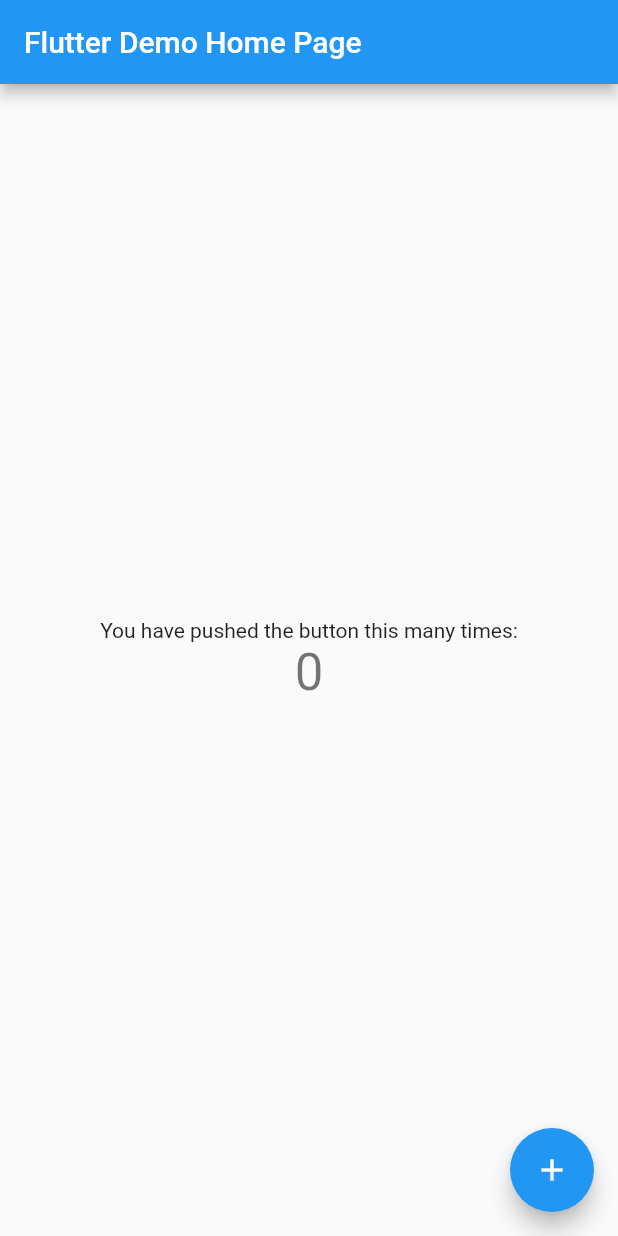
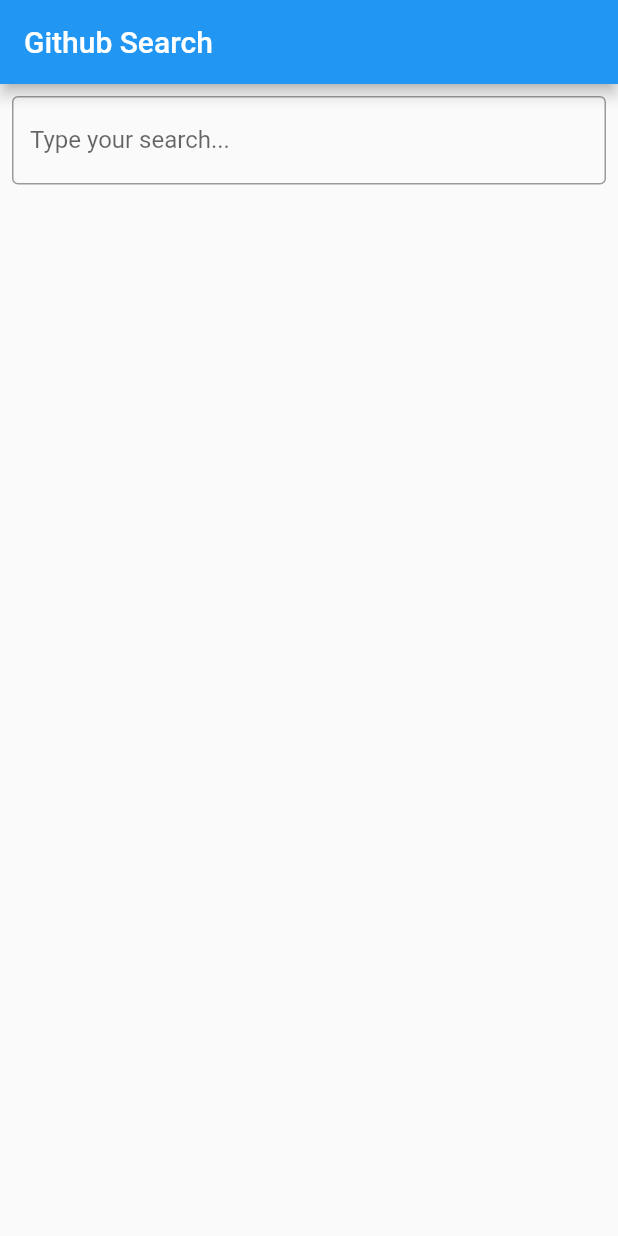
Before and after one commit to eliasciceros/github_user_searcher, a Flutter app: the screen it shows after launch, on a phone screen of 412 x 824 dp. Run offline on Flutter 3.47's test engine with Material 2 defaults, Android fonts, the light colour scheme and no system bars; our stand-ins replace bloc, dartz, dio, flutter_modular.

Commit message:
Dependency Injection and initiate Presenter layer

```diff
--- /dev/null
+++ b/lib/app_widget.dart
@@ -0,0 +1,20 @@
+import 'package:flutter/material.dart';
+import 'package:flutter_modular/flutter_modular.dart';
+
+class AppWidget extends StatelessWidget {
+  const AppWidget({Key? key}) : super(key: key);
+
+  // This widget is the root of the application.
+  @override
+  Widget build(BuildContext context) {
+    return MaterialApp(
+      title: 'Flutter Demo',
+      theme: ThemeData(
+        primarySwatch: Colors.blue,
+        visualDensity: VisualDensity.adaptivePlatformDensity,
+      ),
+      home: Container(),
+      debugShowCheckedModeBanner: false,
+    ).modular();
+  }
+}
--- a/lib/main.dart
+++ b/lib/main.dart
@@ -1,115 +1,8 @@
 import 'package:flutter/material.dart';
+import 'package:flutter_modular/flutter_modular.dart';
+import 'app_module.dart';
+import 'app_widget.dart';
 
 void main() {
-  runApp(const MyApp());
+  runApp(ModularApp(module: AppModule(), child: const AppWidget()));
 }
-
-class MyApp extends StatelessWidget {
-  const MyApp({Key? key}) : super(key: key);
-
-  // This widget is the root of your application.
-  @override
-  Widget build(BuildContext context) {
-    return MaterialApp(
-      title: 'Flutter Demo',
-      theme: ThemeData(
-        // This is the theme of your application.
-        //
-        // Try running your application with "flutter run". You'll see the
-        // application has a blue toolbar. Then, without quitting the app, try
-        // changing the primarySwatch below to Colors.green and then invoke
-        // "hot reload" (press "r" in the console where you ran "flutter run",
-        // or simply save your changes to "hot reload" in a Flutter IDE).
-        // Notice that the counter didn't reset back to zero; the application
-        // is not restarted.
-        primarySwatch: Colors.blue,
-      ),
-      home: const MyHomePage(title: 'Flutter Demo Home Page'),
-    );
-  }
-}
-
-class MyHomePage extends StatefulWidget {
-  const MyHomePage({Key? key, required this.title}) : super(key: key);
-
-  // This widget is the home page of your application. It is stateful, meaning
-  // that it has a State object (defined below) that contains fields that affect
-  // how it looks.
-
-  // This class is the configuration for the state. It holds the values (in this
-  // case the title) provided by the parent (in this case the App widget) and
-  // used by the build method of the State. Fields in a Widget subclass are
-  // always marked "final".
-
-  final String title;
-
-  @override
-  State<MyHomePage> createState() => _MyHomePageState();
-}
-
-class _MyHomePageState extends State<MyHomePage> {
-  int _counter = 0;
-
-  void _incrementCounter() {
-    setState(() {
-      // This call to setState tells the Flutter framework that something has
-      // changed in this State, which causes it to rerun the build method below
-      // so that the display can reflect the updated values. If we changed
-      // _counter without calling setState(), then the build method would not be
-      // called again, and so nothing would appear to happen.
-      _counter++;
-    });
-  }
-
-  @override
-  Widget build(BuildContext context) {
-    // This method is rerun every time setState is called, for instance as done
-    // by the _incrementCounter method above.
-    //
-    // The Flutter framework has been optimized to make rerunning build methods
-    // fast, so that you can just rebuild anything that needs updating rather
-    // than having to individually change instances of widgets.
-    return Scaffold(
-      appBar: AppBar(
-        // Here we take the value from the MyHomePage object that was created by
-        // the App.build method, and use it to set our appbar title.
-        title: Text(widget.title),
-      ),
-      body: Center(
-        // Center is a layout widget. It takes a single child and positions it
-        // in the middle of the parent.
-        child: Column(
-          // Column is also a layout widget. It takes a list of children and
-          // arranges them vertically. By default, it sizes itself to fit its
-          // children horizontally, and tries to be as tall as its parent.
-          //
-          // Invoke "debug painting" (press "p" in the console, choose the
-          // "Toggle Debug Paint" action from the Flutter Inspector in Android
-          // Studio, or the "Toggle Debug Paint" command in Visual Studio Code)
-          // to see the wireframe for each widget.
-          //
-          // Column has various properties to control how it sizes itself and
-          // how it positions its children. Here we use mainAxisAlignment to
-          // center the children vertically; the main axis here is the vertical
-          // axis because Columns are vertical (the cross axis would be
-          // horizontal).
-          mainAxisAlignment: MainAxisAlignment.center,
-          children: <Widget>[
-            const Text(
-              'You have pushed the button this many times:',
-            ),
-            Text(
-              '$_counter',
-              style: Theme.of(context).textTheme.headline4,
-            ),
-          ],
-        ),
-      ),
-      floatingActionButton: FloatingActionButton(
-        onPressed: _incrementCounter,
-        tooltip: 'Increment',
-        child: const Icon(Icons.add),
-      ), // This trailing comma makes auto-formatting nicer for build methods.
-    );
-  }
-}
--- a/lib/modules/search/external/datasources/github_datasource.dart
+++ b/lib/modules/search/external/datasources/github_datasource.dart
@@ -1,5 +1,4 @@
 import 'package:dio/dio.dart';
-import 'package:flutter/cupertino.dart';
 import 'package:searches_clean_arch/modules/search/domain/errors/errors.dart';
 import 'package:searches_clean_arch/modules/search/infra/datasources/search_datasource_interface.dart';
 import 'package:searches_clean_arch/modules/search/infra/models/result_search_model.dart';
--- /dev/null
+++ b/lib/modules/search/presenter/search/search_page.dart
@@ -0,0 +1,36 @@
+import 'package:flutter/material.dart';
+
+class SearchPage extends StatefulWidget {
+  const SearchPage({Key? key}) : super(key: key);
+
+  @override
+  _SearchPageState createState() => _SearchPageState();
+}
+
+class _SearchPageState extends State<SearchPage> {
+  @override
+  Widget build(BuildContext context) {
+    return Scaffold(
+      appBar: AppBar(
+        title: const Text("Github Search"),
+      ),
+      body: Column(children: <Widget>[
+        const Padding(
+          padding: EdgeInsets.only(top: 8.0, right: 8.0, left: 8.0),
+          child: TextField(
+            decoration: InputDecoration(
+              border: OutlineInputBorder(),
+              labelText: "Type your search...",
+            ),
+          ),
+        ),
+        Expanded(
+          child: ListView.builder(itemBuilder: (_, id) {
+            // ListView is Scrollable and so needs size. But i do not know the size, so I use expanded.
+            return const ListTile();
+          }),
+        ),
+      ]),
+    );
+  }
+}
```
Also changed, not shown: lib/app_binds.dart (added, +12 -0 lines), lib/app_module.dart (added, +12 -0 lines), lib/app_routes.dart (added, +7 -0 lines), lib/modules/search/presenter/search/search_bloc.dart (added, +15 -0 lines), lib/modules/search/presenter/search/states/state.dart (added, +20 -0 lines), pubspec.yaml (+5 -2 lines), pubspec.lock, 5 other files.
